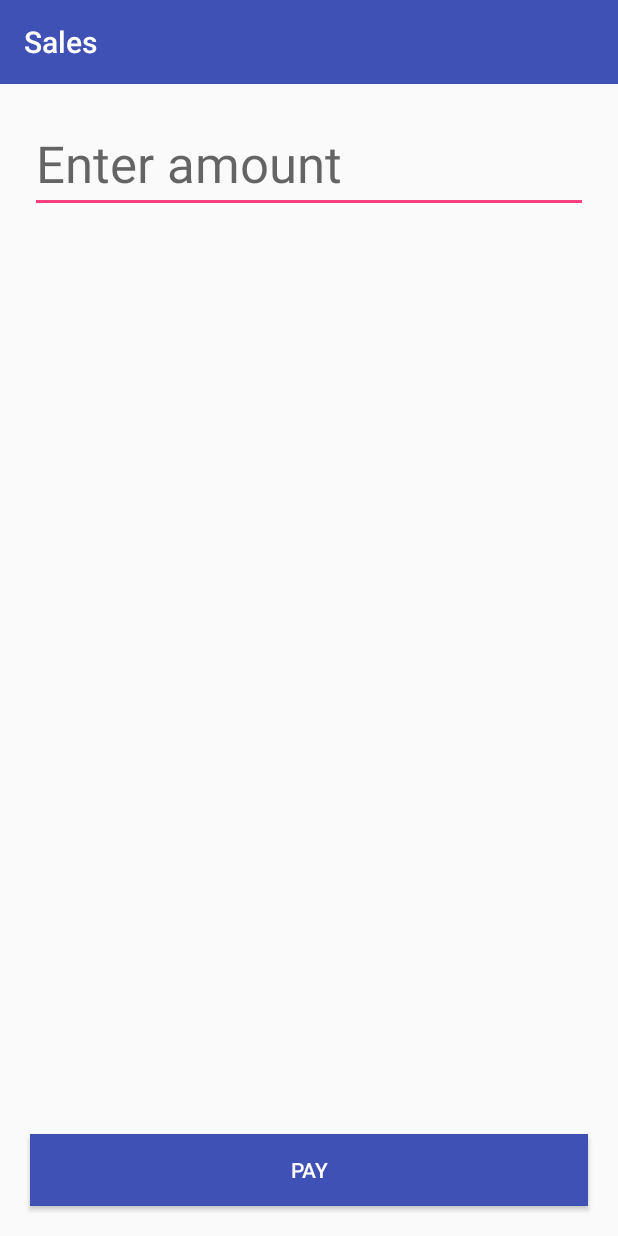
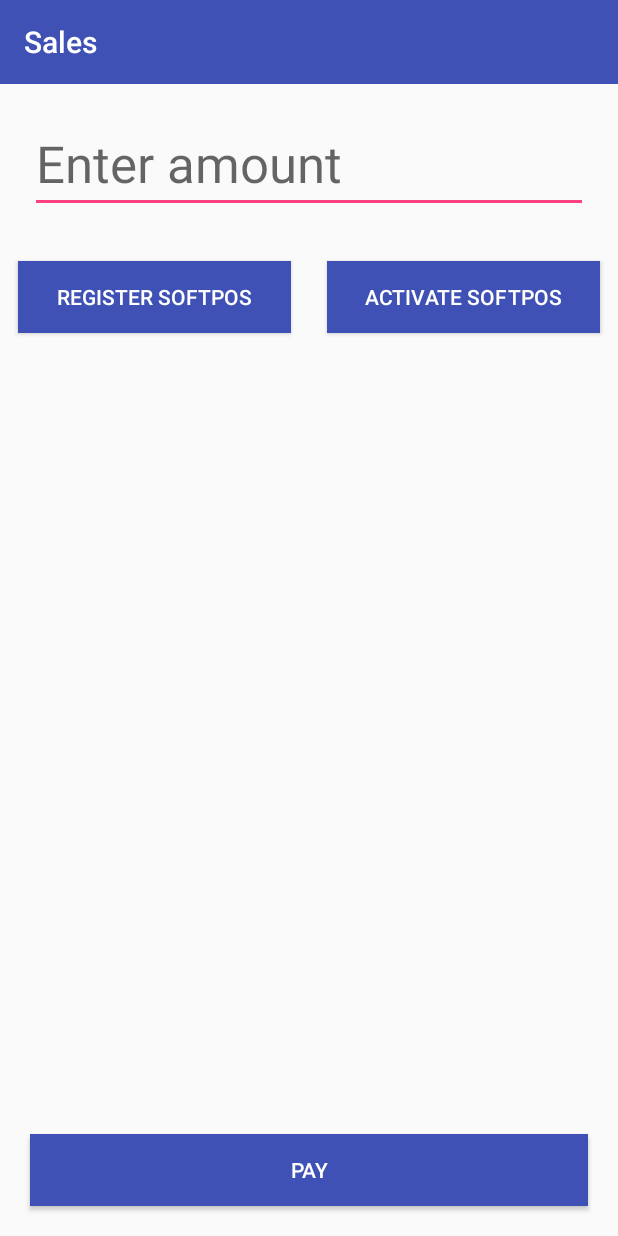
Before and after one commit to smartpesa/mpos-android-starter-example, an Android app: the SaleFragment screen opened directly, with no data from a screen before it, on a phone screen of 412 x 824 dp. Run offline under Robolectric (Android 15) with nearby library versions, the phone set to English and light mode, and no system bars; our stand-ins replace ButterKnife; libraries missing offline, so code that uses them is left out: com.mikepenz.materialdrawer, smartpesa.sdk, smartpesa.sdk.core, smartpesa.sdk.models; 7 statements that could not run were skipped.

Commit message:
Update SDK and add comments

```diff
--- a/app/src/main/java/com/smartpesa/smartpesademo/activities/LoginActivity.java
+++ b/app/src/main/java/com/smartpesa/smartpesademo/activities/LoginActivity.java
@@ -61,6 +61,7 @@ public class LoginActivity extends AppCompatActivity {
         progressDialog.setCancelable(false);
         progressDialog.show();
 
+//      *** initiate the login using SDK
         mServiceManager.verifyMerchant(merchantCode, operatorCode, operatorPin, new VerifyMerchantCallback() {
             @Override
             public void onSuccess(VerifiedMerchantInfo verifiedMerchantInfo) {
--- a/app/src/main/java/com/smartpesa/smartpesademo/activities/SplashActivity.java
+++ b/app/src/main/java/com/smartpesa/smartpesademo/activities/SplashActivity.java
@@ -41,6 +41,7 @@ public class SplashActivity extends AppCompatActivity {
         setContentView(R.layout.activity_splash);
         ButterKnife.bind(this);
 
+//      *** initialise ServiceManager...
         ServiceManagerConfig config = new ServiceManagerConfig.Builder(getApplicationContext())
                 .networkSettings(new NetworkSettings.Builder()
                         .url(new HttpUrl.Builder()
@@ -67,6 +68,7 @@ public class SplashActivity extends AppCompatActivity {
         mProgressBar.setVisibility(View.VISIBLE);
         progressTv.setText("Perform getVersion");
 
+//      *** initiate the session
         mServiceManager.getVersion(new GetVersionCallback() {
 
             public void onSuccess(Version version) {
--- a/app/src/main/java/com/smartpesa/smartpesademo/fragments/SaleFragment.java
+++ b/app/src/main/java/com/smartpesa/smartpesademo/fragments/SaleFragment.java
@@ -1,9 +1,11 @@
 package com.smartpesa.smartpesademo.fragments;
 
+import android.app.ProgressDialog;
 import android.content.Intent;
 import android.os.Bundle;
 import android.support.v4.app.Fragment;
 import android.support.v7.app.AppCompatActivity;
+import android.text.InputType;
 import android.text.TextUtils;
 import android.view.LayoutInflater;
 import android.view.View;
@@ -13,15 +15,25 @@ import android.widget.EditText;
 import android.widget.Toast;
 
 import com.smartpesa.smartpesademo.R;
+import com.smartpesa.smartpesademo.activities.MainActivity;
 import com.smartpesa.smartpesademo.activities.PaymentProgressActivity;
 
 import butterknife.BindView;
 import butterknife.ButterKnife;
+import smartpesa.sdk.ServiceManager;
+import smartpesa.sdk.core.error.SpException;
+import smartpesa.sdk.models.operator.ActivateSoftPOSCallback;
+import smartpesa.sdk.models.softpos.RegisterSoftPOS;
+import smartpesa.sdk.models.softpos.RegisterSoftPOSCallback;
 
 public class SaleFragment extends Fragment {
 
     @BindView(R.id.sales_continue_btn) Button payBtn;
     @BindView(R.id.amount_et) EditText amountEt;
+    @BindView(R.id.registerBtn) Button registerBtn;
+    @BindView(R.id.activateBtn) Button activateBtn;
+
+    ServiceManager mServiceManager;
 
     public static SaleFragment newInstance(){
         return new SaleFragment();
@@ -30,6 +42,7 @@ public class SaleFragment extends Fragment {
     @Override
     public void onCreate(Bundle savedInstanceState) {
         super.onCreate(savedInstanceState);
+        mServiceManager = ServiceManager.get(getActivity());
     }
 
     @Override
@@ -51,7 +64,56 @@ public class SaleFragment extends Fragment {
                 payAmount();
             }
         });
+
+        registerBtn.setOnClickListener(new View.OnClickListener() {
+            @Override
+            public void onClick(View v) {
+                registerSoftPOS();
+            }
+        });
     }
+
+    private void registerSoftPOS() {
+        final ProgressDialog progressDialog = new ProgressDialog(getActivity());
+        progressDialog.setTitle(R.string.app_name);
+        progressDialog.setMessage(getString(R.string.registering_device));
+        progressDialog.show();
+
+//      *** register SoftPOS
+        mServiceManager.get(getActivity()).registerSoftPOS(new RegisterSoftPOSCallback() {
+            @Override
+            public void onSuccess(RegisterSoftPOS registerSoftPOS) {
+                if (null == getActivity()) return;
+
+                progressDialog.dismiss();
+                activateDevice();
+            }
+
+            @Override
+            public void onError(SpException exception) {
+                if (null == getActivity()) return;
+
+                progressDialog.dismiss();
+                Toast.makeText(getActivity(), exception.getMessage(), Toast.LENGTH_SHORT).show();
+            }
+        });
+    }
+
+    private void activateDevice() {
+//      *** activate SoftPOS
+        mServiceManager.get(getActivity()).activateSoftPOS("PASS-YOUR-OTP-HERE", new ActivateSoftPOSCallback() {
+            @Override
+            public void onSuccess(String s) {
+                Toast.makeText(getActivity(), s, Toast.LENGTH_SHORT).show();
+            }
+
+            @Override
+            public void onError(SpException e) {
+                Toast.makeText(getActivity(), e.getMessage(), Toast.LENGTH_SHORT).show();
+            }
+        });
+    }
+
 
     private void payAmount() {
         String amount = amountEt.getText().toString();
--- a/app/src/main/res/layout/fragment_sales.xml
+++ b/app/src/main/res/layout/fragment_sales.xml
@@ -14,6 +14,36 @@
         style="@style/TextAppearance.AppCompat.Display1"
         android:lines="1"/>
 
+    <LinearLayout
+        android:layout_width="match_parent"
+        android:layout_height="wrap_content"
+        android:layout_below="@+id/amount_et"
+        android:orientation="horizontal">
+
+        <Button
+            android:layout_width="match_parent"
+            android:layout_height="wrap_content"
+            android:id="@+id/registerBtn"
+            android:layout_alignParentBottom="true"
+            android:layout_margin="12dp"
+            android:text="@string/registerSoftPOS"
+            android:layout_weight="1"
+            android:background="@color/colorPrimary"
+            android:textColor="@android:color/white"/>
+
+        <Button
+            android:layout_width="match_parent"
+            android:layout_height="wrap_content"
+            android:id="@+id/activateBtn"
+            android:layout_alignParentBottom="true"
+            android:layout_margin="12dp"
+            android:text="@string/activateSoftPOS"
+            android:layout_weight="1"
+            android:background="@color/colorPrimary"
+            android:textColor="@android:color/white"/>
+
+    </LinearLayout>
+
     <Button
         android:layout_width="match_parent"
         android:layout_height="wrap_content"
--- a/app/src/main/res/values/strings.xml
+++ b/app/src/main/res/values/strings.xml
@@ -7,4 +7,7 @@
     <string name="terminal_selection_hint">Please select an outPOSt device based on its serial number and ensure it is turned on.</string>
     <string name="cancel">Cancel</string>
     <string name="bt_permission_denied">Bluetooth Permission denied</string>
+    <string name="registerSoftPOS">Register SoftPOS</string>
+    <string name="activateSoftPOS">Activate SoftPOS</string>
+    <string name="registering_device">Registering device</string>
 </resources>
```
Also changed, not shown: app/build.gradle (+5 -11 lines), app/src/main/java/com/smartpesa/smartpesademo/activities/PaymentProgressActivity.java (+10 -5 lines).
